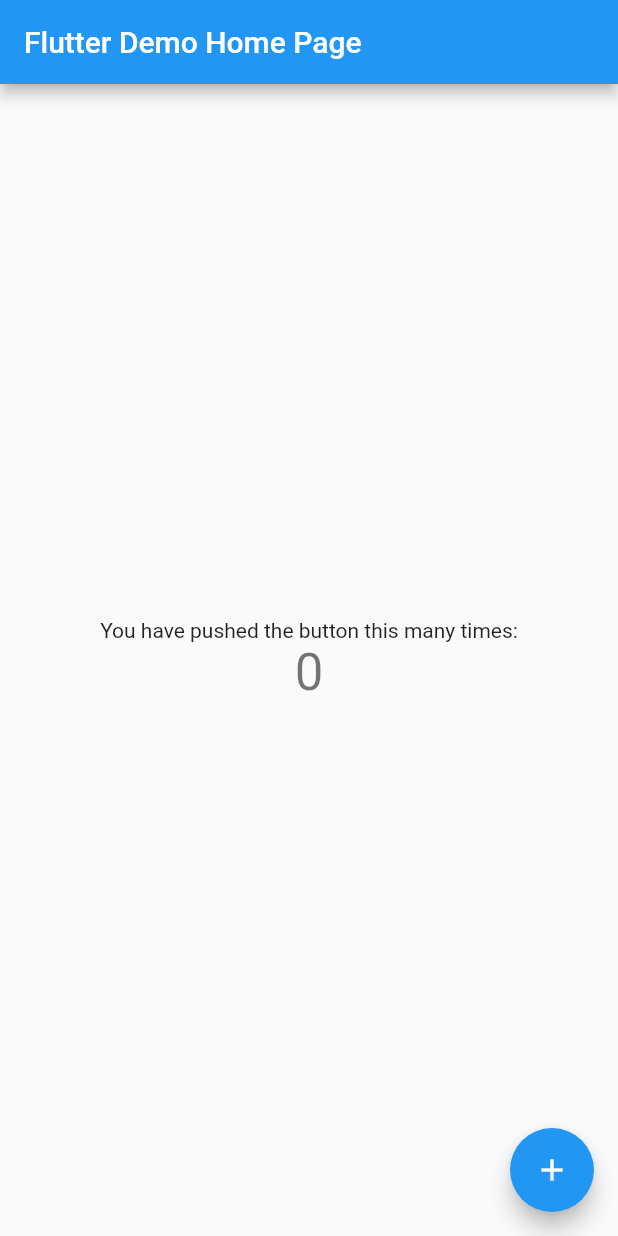
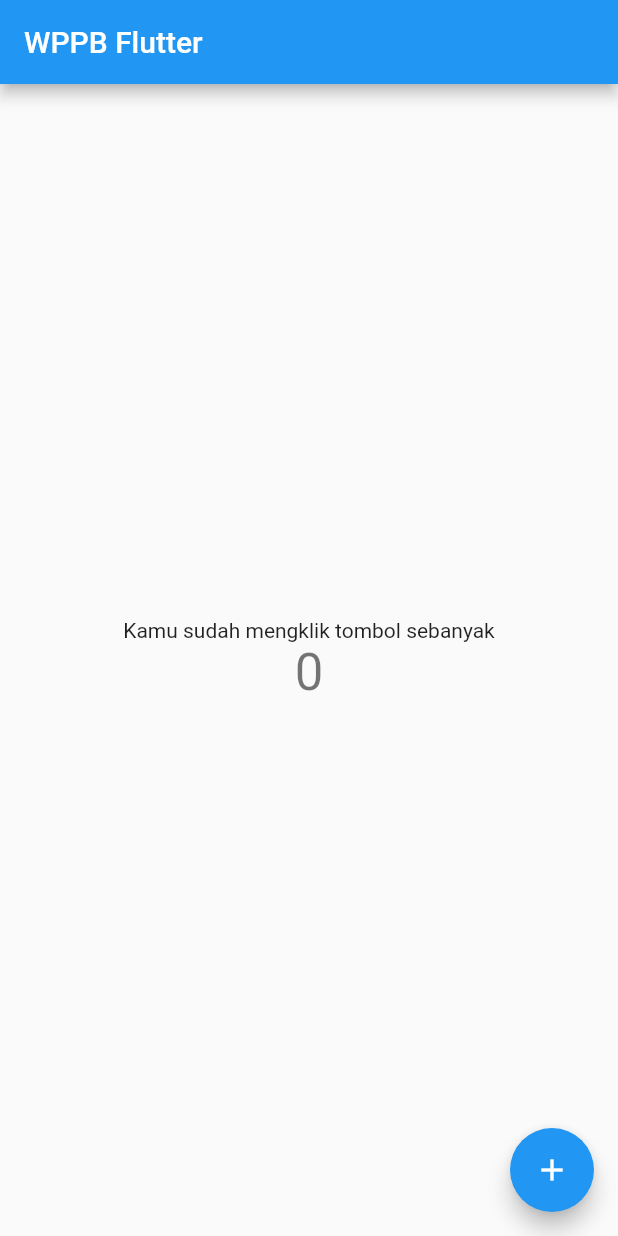
Before and after one commit to ladasattar/wppb_flutter, a Flutter app: the screen it shows after launch, on a phone screen of 412 x 824 dp. Run offline on Flutter 3.47's test engine with Material 2 defaults, Android fonts, the light colour scheme and no system bars.

Commit message:
First configuration

```diff
--- a/lib/main.dart
+++ b/lib/main.dart
@@ -11,11 +11,11 @@
   @override
   Widget build(BuildContext context) {
     return MaterialApp(
-      title: 'Flutter Demo',
+      title: 'WPPB Flutter',
       theme: ThemeData(
         primarySwatch: Colors.blue,
       ),
-      home: const MyHomePage(title: 'Flutter Demo Home Page'),
+      home: const MyHomePage(title: 'WPPB Flutter'),
     );
   }
 }
@@ -49,7 +49,7 @@
           mainAxisAlignment: MainAxisAlignment.center,
           children: <Widget>[
             const Text(
-              'You have pushed the button this many times:',
+              'Kamu sudah mengklik tombol sebanyak',
             ),
             Text(
               '$_counter',
```
Also changed, not shown: 2 other files.
